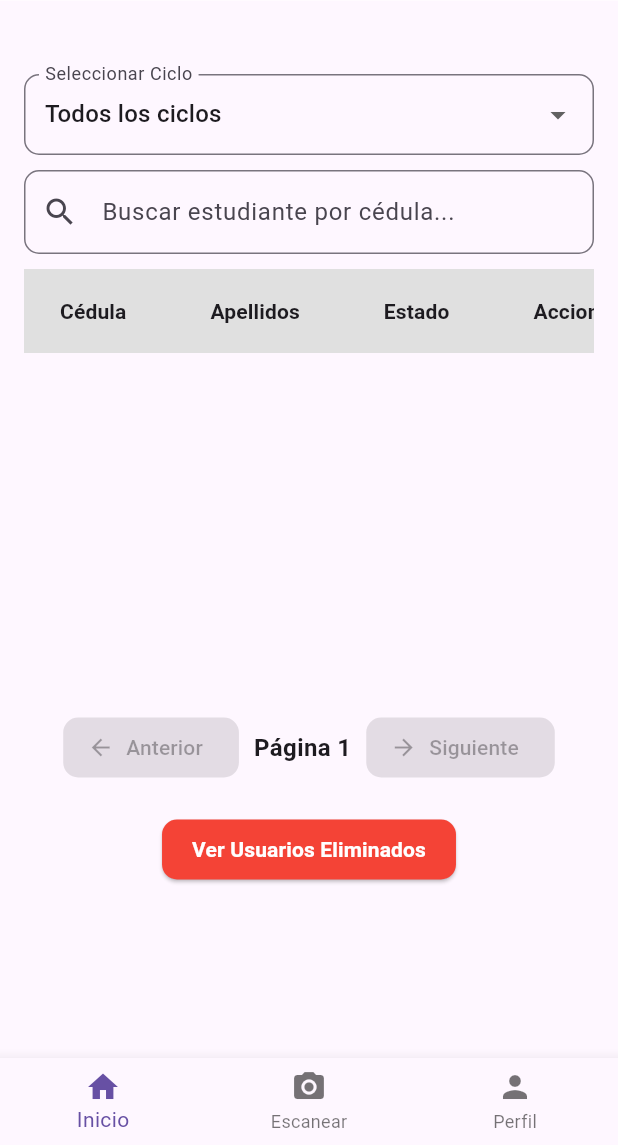
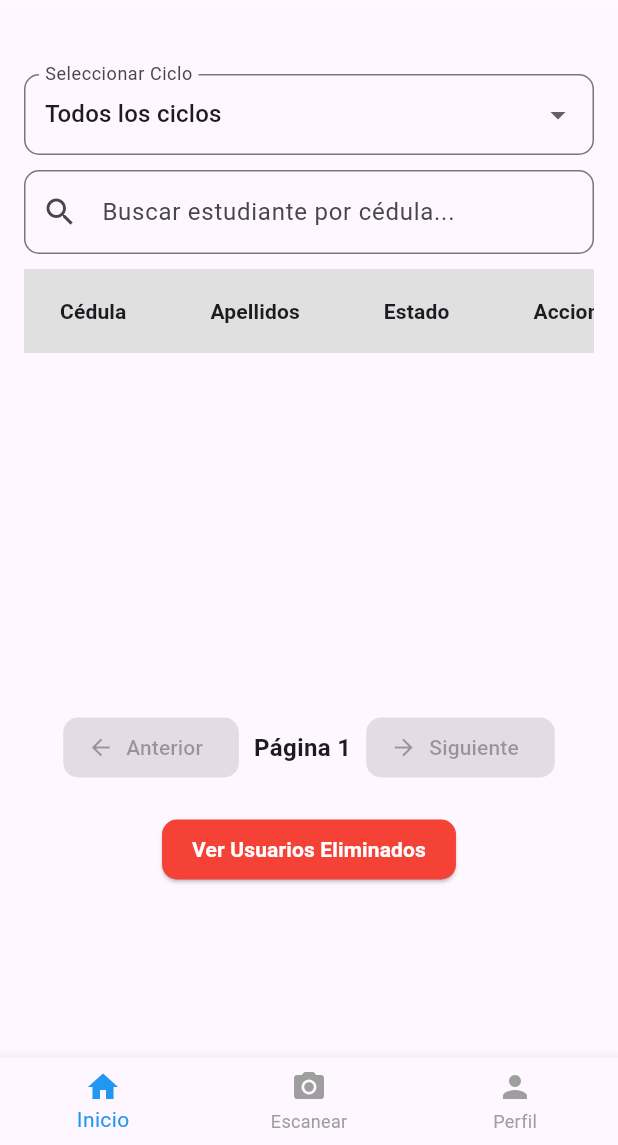
Before and after one commit to grmvera/unibe_flutter, a Flutter app: the HomeScreen screen opened directly, after a tap on "Lista de Estudiantes", on a phone screen of 412 x 824 dp, the part 91-1236 px from its top. Run offline on Flutter 3.47's test engine with Material 3 defaults, Android fonts, the phone set to English and light mode, and no system bars; our stand-ins replace cloud_firestore, file_picker, firebase_auth, firebase_core, firebase_storage, image_picker and 1 more; missing offline and left inert: android_intent_plus, excel, qr_code_scanner; accounts and stored records are empty.

Commit message:
diseño en navigation bar

```diff
--- a/lib/Widget/custom_bottom_navigation_bar.dart
+++ b/lib/Widget/custom_bottom_navigation_bar.dart
@@ -2,28 +2,49 @@ import 'package:flutter/material.dart';
 import 'package:unibe_app_control/Widget/camerascreen.dart';
 import 'package:unibe_app_control/admin/profilescreen.dart';
 
-
 class CustomBottomNavigationBar extends StatelessWidget {
   final int currentIndex;
   final Function(int) onTap;
+  final String userRole;
 
   const CustomBottomNavigationBar({
-    super.key,
+    Key? key,
     required this.currentIndex,
     required this.onTap,
-  });
+    required this.userRole,
+  }) : super(key: key);
 
   @override
   Widget build(BuildContext context) {
+    // Crear los ítems dinámicamente según el rol
+    final List<BottomNavigationBarItem> items = [
+      const BottomNavigationBarItem(
+        icon: Icon(Icons.home),
+        label: 'Inicio',
+      ),
+      if (userRole != 'estudiante') // Ocultar "Escanear" si el rol es estudiante
+        const BottomNavigationBarItem(
+          icon: Icon(Icons.camera_alt),
+          label: 'Escanear',
+        ),
+      const BottomNavigationBarItem(
+        icon: Icon(Icons.person),
+        label: 'Perfil',
+      ),
+    ];
+
+    // Mapear el índice actual al número de ítems visibles
+    final int adjustedIndex = currentIndex >= items.length ? 0 : currentIndex;
+
     return BottomNavigationBar(
-      currentIndex: currentIndex,
+      currentIndex: adjustedIndex, // Usar el índice ajustado
       onTap: (index) {
-        if (index == 1) {
+        if (userRole != 'estudiante' && index == 1) {
           Navigator.push(
             context,
             MaterialPageRoute(builder: (context) => const CameraScreen()),
           );
-        } else if (index == 2) {
+        } else if (index == (userRole == 'estudiante' ? 1 : 2)) {
           Navigator.push(
             context,
             MaterialPageRoute(builder: (context) => const ProfileScreen()),
@@ -32,20 +53,10 @@ class CustomBottomNavigationBar extends StatelessWidget {
           onTap(index);
         }
       },
-      items: const [
-        BottomNavigationBarItem(
-          icon: Icon(Icons.home),
-          label: 'Inicio',
-        ),
-        BottomNavigationBarItem(
-          icon: Icon(Icons.camera_alt),
-          label: 'Escanear',
-        ),
-        BottomNavigationBarItem(
-          icon: Icon(Icons.person),
-          label: 'Perfil',
-        ),
-      ],
+      items: items,
+      type: BottomNavigationBarType.fixed,
+      selectedItemColor: Colors.blue,
+      unselectedItemColor: Colors.grey,
     );
   }
 }
--- a/lib/admin/admin_home_screen.dart
+++ b/lib/admin/admin_home_screen.dart
@@ -40,6 +40,7 @@ class _AdminHomeScreenState extends State<AdminHomeScreen> {
       bottomNavigationBar: CustomBottomNavigationBar(
         currentIndex: _selectedIndex,
         onTap: _onItemTapped,
+        userRole: usuarioProvider.userData!['role'],
       ),
     );
   }
--- a/lib/admin/cyclemanagementscreen.dart
+++ b/lib/admin/cyclemanagementscreen.dart
@@ -169,6 +169,7 @@ class _CycleManagementScreenState extends State<CycleManagementScreen> {
       bottomNavigationBar: CustomBottomNavigationBar(
         currentIndex: _selectedIndex,
         onTap: _onItemTapped,
+        userRole: usuarioProvider.userData!['role'],
       ),
       body: SingleChildScrollView(
         child: Padding(
--- a/lib/admin/deletedusersScreen.dart
+++ b/lib/admin/deletedusersScreen.dart
@@ -64,6 +64,7 @@ class _DeletedUsersScreenState extends State<DeletedUsersScreen> {
       bottomNavigationBar: CustomBottomNavigationBar(
         currentIndex: _selectedIndex,
         onTap: _onItemTapped,
+        userRole: usuarioProvider.userData!['role'],
       ),
       body: SingleChildScrollView(
         child: Padding(
--- a/lib/admin/profilescreen.dart
+++ b/lib/admin/profilescreen.dart
@@ -220,6 +220,7 @@ class _ProfileScreenState extends State<ProfileScreen> {
       bottomNavigationBar: CustomBottomNavigationBar(
         currentIndex: _selectedIndex,
         onTap: _onItemTapped,
+        userRole: usuarioProvider.userData!['role'],
       ),
     );
   }
--- a/lib/admin/updae_user_screen.dart
+++ b/lib/admin/updae_user_screen.dart
@@ -476,6 +476,7 @@ class _UpdateUserScreenState extends State<UpdateUserScreen> {
       bottomNavigationBar: CustomBottomNavigationBar(
         currentIndex: _selectedIndex,
         onTap: _onItemTapped,
+        userRole: usuarioProvider.userData!['role'],
       ),
     );
   }
--- a/lib/admin/userscreatecreen.dart
+++ b/lib/admin/userscreatecreen.dart
@@ -201,6 +201,7 @@ class _UserCreationScreenState extends State<UserCreationScreen> {
       bottomNavigationBar: CustomBottomNavigationBar(
         currentIndex: _selectedIndex,
         onTap: _onItemTapped,
+        userRole: usuarioProvider.userData!['role'],
       ),
       body: SingleChildScrollView(
         child: Padding(
--- a/lib/home/home_screen.dart
+++ b/lib/home/home_screen.dart
@@ -99,6 +99,7 @@ class _HomeScreenState extends State<HomeScreen> {
       bottomNavigationBar: CustomBottomNavigationBar(
         currentIndex: _selectedIndex,
         onTap: _onItemTapped,
+        userRole: usuarioProvider.userData!['role'],
       ),
     );
   }
```
